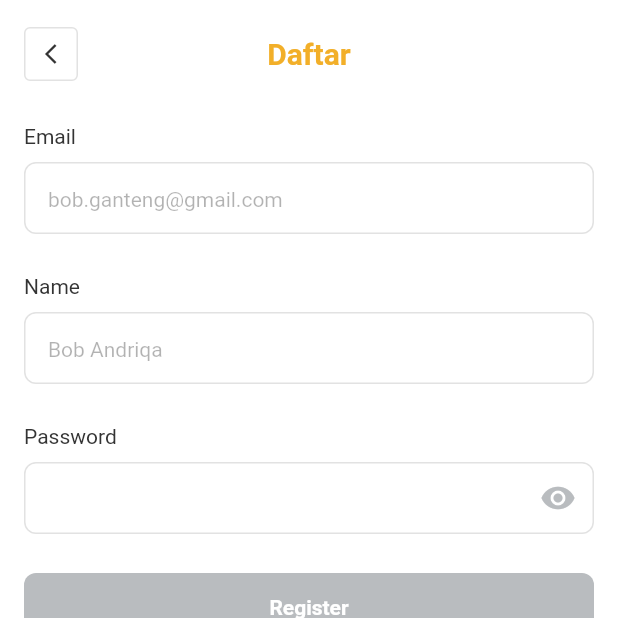
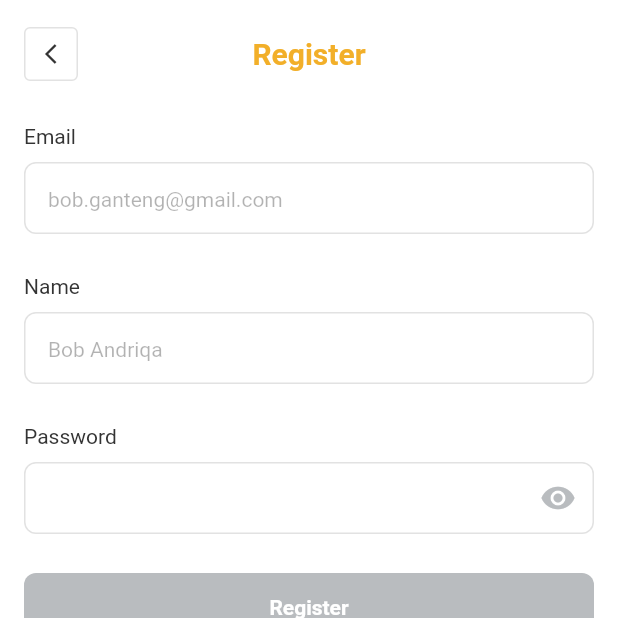
Before and after one commit to rasyidmi/subscribeme-mobile, a Flutter app: the RegisterScreen screen opened by its route, on a phone screen of 412 x 824 dp, the top half of it. Run offline on Flutter 3.47's test engine with Material 2 defaults, Android fonts, the phone set to English and light mode, and no system bars; our stand-ins replace another_flushbar, bloc, cached_network_image, dropdown_button2, easy_localization, equatable and 9 more; accounts and stored records are empty.

Commit message:
refactor: change translation in register screen.

```diff
--- a/lib/screens/register_screen.dart
+++ b/lib/screens/register_screen.dart
@@ -35,8 +35,8 @@ class _RegisterScreenState extends State<RegisterScreen> {
   @override
   Widget build(BuildContext context) {
     return Scaffold(
-      appBar: const SecondaryAppbar(
-        title: 'Daftar',
+      appBar:  SecondaryAppbar(
+        title: LocaleKeys.auth_screen_register.tr(),
         centerTitle: true,
       ),
       body: Padding(
```
